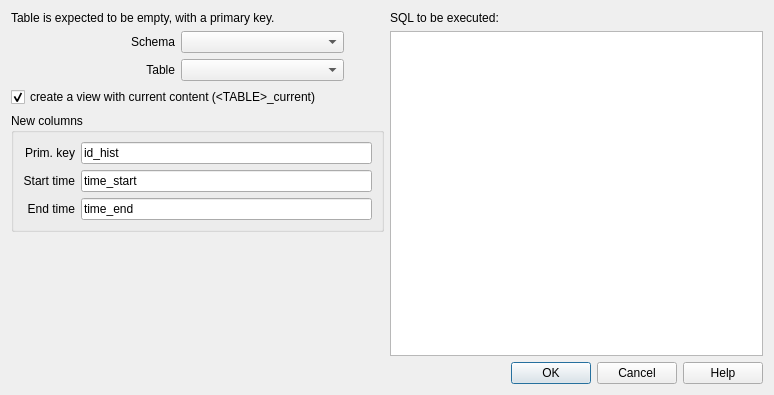
First picture: the form in python/plugins/db_manager/db_plugins/postgis/plugins/versioning/DlgVersioning.ui, repository qgis/QGIS, before the edit.
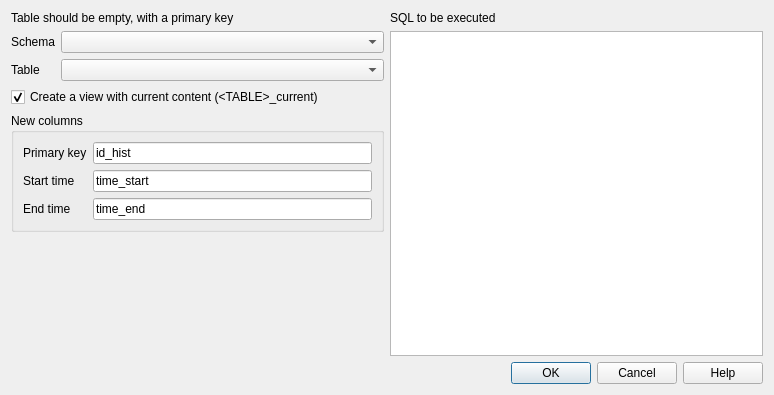
Second picture: the form after the edit.

```diff
--- a/python/plugins/db_manager/db_plugins/postgis/plugins/versioning/DlgVersioning.ui
+++ b/python/plugins/db_manager/db_plugins/postgis/plugins/versioning/DlgVersioning.ui
@@ -19,7 +19,7 @@
      <item>
       <widget class="QLabel" name="label_4">
        <property name="text">
-        <string>Table is expected to be empty, with a primary key.</string>
+        <string>Table should be empty, with a primary key</string>
        </property>
       </widget>
      </item>
@@ -31,7 +31,7 @@
           <string>Schema</string>
          </property>
          <property name="alignment">
-          <set>Qt::AlignRight|Qt::AlignTrailing|Qt::AlignVCenter</set>
+          <set>Qt::AlignLeading|Qt::AlignLeft|Qt::AlignVCenter</set>
          </property>
         </widget>
        </item>
@@ -40,39 +40,29 @@
        </item>
        <item row="1" column="0">
         <widget class="QLabel" name="label_3">
+         <property name="sizePolicy">
+          <sizepolicy hsizetype="Fixed" vsizetype="Preferred">
+           <horstretch>0</horstretch>
+           <verstretch>0</verstretch>
+          </sizepolicy>
+         </property>
          <property name="text">
           <string>Table</string>
          </property>
          <property name="alignment">
-          <set>Qt::AlignRight|Qt::AlignTrailing|Qt::AlignVCenter</set>
+          <set>Qt::AlignLeading|Qt::AlignLeft|Qt::AlignVCenter</set>
          </property>
         </widget>
        </item>
        <item row="1" column="1">
         <widget class="QComboBox" name="cboTable"/>
        </item>
-       <item row="0" column="2" rowspan="2">
-        <spacer name="horizontalSpacer">
-         <property name="orientation">
-          <enum>Qt::Horizontal</enum>
-         </property>
-         <property name="sizeType">
-          <enum>QSizePolicy::Preferred</enum>
-         </property>
-         <property name="sizeHint" stdset="0">
-          <size>
-           <width>40</width>
-           <height>48</height>
-          </size>
-         </property>
-        </spacer>
-       </item>
       </layout>
      </item>
      <item>
       <widget class="QCheckBox" name="chkCreateCurrent">
        <property name="text">
-        <string>create a view with current content (&lt;TABLE&gt;_current)</string>
+        <string>Create a view with current content (&lt;TABLE&gt;_current)</string>
        </property>
        <property name="checked">
         <bool>true</bool>
@@ -88,10 +78,10 @@
         <item row="0" column="0">
          <widget class="QLabel" name="label_6">
           <property name="text">
-           <string>Prim. key</string>
+           <string>Primary key</string>
           </property>
           <property name="alignment">
-           <set>Qt::AlignRight|Qt::AlignTrailing|Qt::AlignVCenter</set>
+           <set>Qt::AlignLeading|Qt::AlignLeft|Qt::AlignVCenter</set>
           </property>
          </widget>
         </item>
@@ -108,7 +98,7 @@
            <string>Start time</string>
           </property>
           <property name="alignment">
-           <set>Qt::AlignRight|Qt::AlignTrailing|Qt::AlignVCenter</set>
+           <set>Qt::AlignLeading|Qt::AlignLeft|Qt::AlignVCenter</set>
           </property>
          </widget>
         </item>
@@ -125,7 +115,7 @@
            <string>End time</string>
           </property>
           <property name="alignment">
-           <set>Qt::AlignRight|Qt::AlignTrailing|Qt::AlignVCenter</set>
+           <set>Qt::AlignLeading|Qt::AlignLeft|Qt::AlignVCenter</set>
           </property>
          </widget>
         </item>
@@ -157,7 +147,7 @@
    <item row="0" column="1">
     <widget class="QLabel" name="label_5">
      <property name="text">
-      <string>SQL to be executed:</string>
+      <string>SQL to be executed</string>
      </property>
     </widget>
    </item>
```
Left out of the diff: 8 changed lines with no effect on the pictures.
